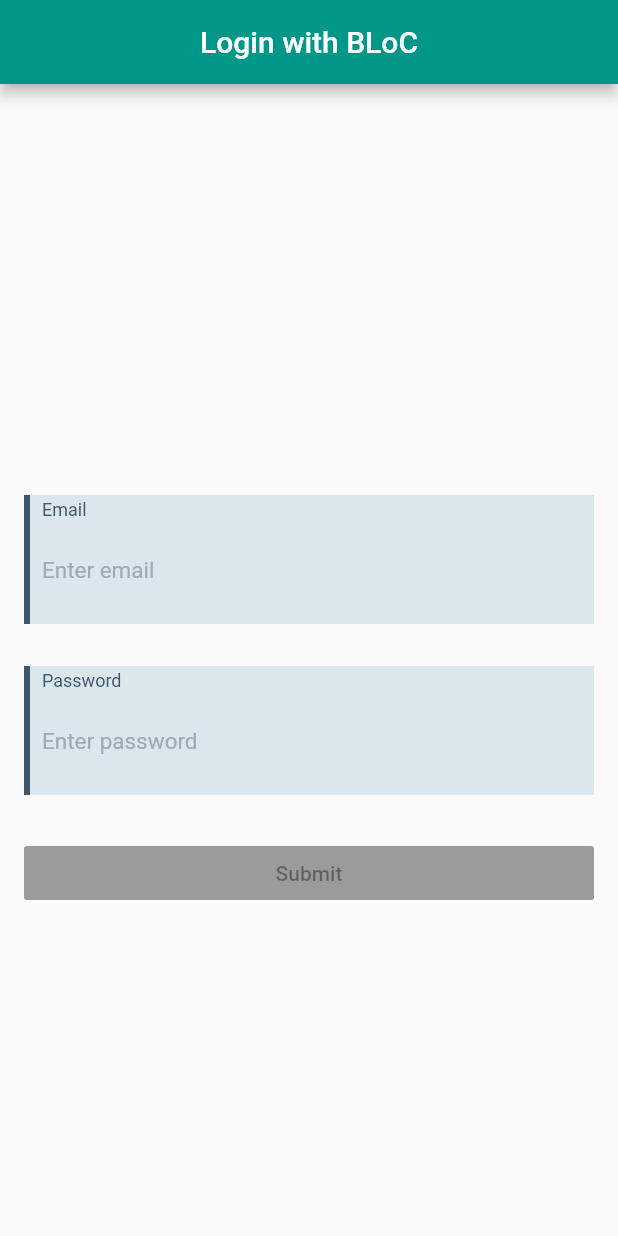
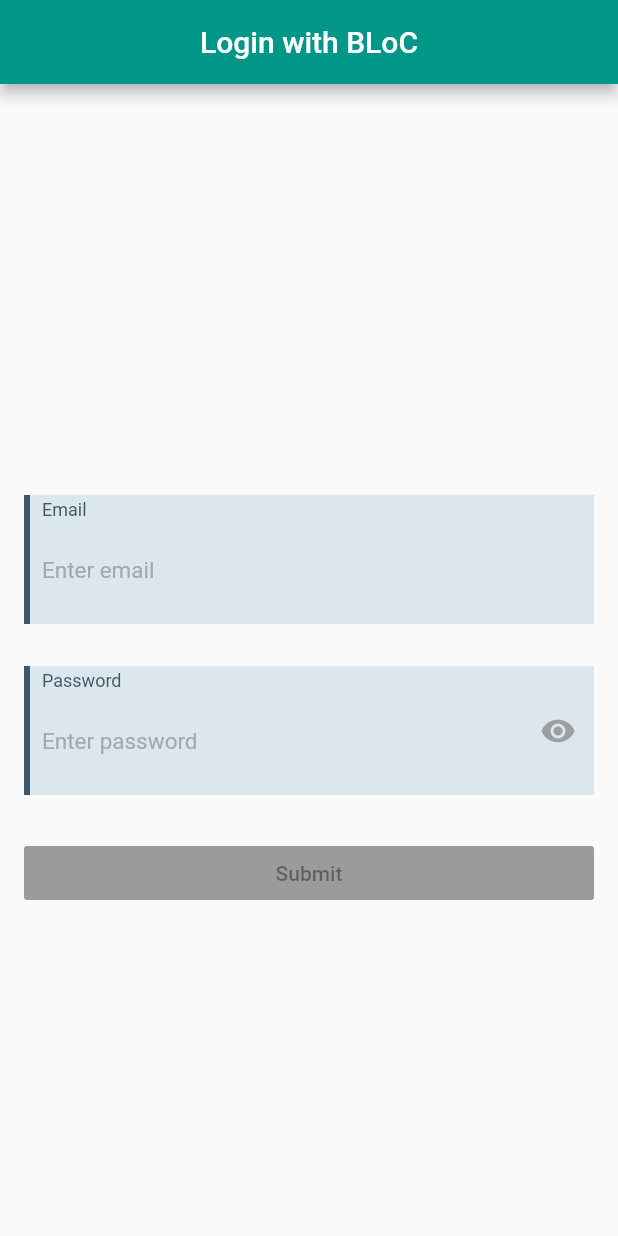
Before and after one commit to FabianVarela/flutter_login_types, a Flutter app: the screen it shows after launch, on a phone screen of 412 x 824 dp. Run offline on Flutter 3.47's test engine with Material 2 defaults, Android fonts, the light colour scheme and no system bars; our stand-ins replace rxdart.

Commit message:
Create button to show the password

```diff
--- a/lib/ui/custom_textfield.dart
+++ b/lib/ui/custom_textfield.dart
@@ -39,14 +39,23 @@ class _CustomTextFieldState extends State<CustomTextField> {
 
   final _requiredColor = Color(0xFFFF7171);
 
+  final _activePasswordColor = Color(0xFF5AC7D8);
+  final _inActivePasswordColor = Colors.grey;
+
   bool _hasFocus = false;
   bool _hasRequired = false;
+
+  bool _isVisiblePassword = false;
+  bool _isPasswordActive = false;
+
   FocusNode _customFocusNode = FocusNode();
   TextEditingController _customTextController = TextEditingController();
 
   @override
   void initState() {
     super.initState();
+
+    _isVisiblePassword = widget.hasPassword;
 
     _customFocusNode.addListener(() {
       if (_customFocusNode.hasFocus) {
@@ -82,20 +91,26 @@ class _CustomTextFieldState extends State<CustomTextField> {
             ),
             color: _getBackgroundColor(),
           ),
+          child: Row(
+            children: <Widget>[
+              Expanded(
                 child: Column(
                   children: <Widget>[
                     Padding(
-                padding: EdgeInsets.only(top: 3, left: 8, right: 8, bottom: 6),
+                      padding:
+                          EdgeInsets.only(top: 3, left: 8, right: 8, bottom: 6),
                       child: Align(
                         alignment: Alignment.topLeft,
                         child: Text(
                           widget.label,
-                    style: TextStyle(color: _foregroundText, fontSize: 12),
+                          style:
+                              TextStyle(color: _foregroundText, fontSize: 12),
                         ),
                       ),
                     ),
                     Padding(
-                padding: EdgeInsets.only(top: 3, left: 8, right: 8, bottom: 12),
+                      padding: EdgeInsets.only(
+                          top: 3, left: 8, right: 8, bottom: 12),
                       child: TextField(
                         controller: _customTextController,
                         cursorColor: _borderTextFieldFocus,
@@ -103,19 +118,33 @@ class _CustomTextFieldState extends State<CustomTextField> {
                             ? widget.inputType
                             : TextInputType.text,
                         onChanged: widget.onChange,
-                  obscureText: widget.hasPassword != null && widget.hasPassword,
+                        obscureText: _isVisiblePassword,
                         style: TextStyle(color: _foregroundText, fontSize: 15),
                         focusNode: _customFocusNode,
                         decoration: InputDecoration(
                           contentPadding: EdgeInsets.all(0),
                           border: InputBorder.none,
                           hintStyle: TextStyle(color: _hintTextField),
-                    hintText: (widget.hint != null && widget.hint.length > 0)
+                          hintText:
+                              (widget.hint != null && widget.hint.length > 0)
                                   ? widget.hint
                                   : "",
                         ),
                       ),
                     ),
+                  ],
+                ),
+              ),
+              (widget.hasPassword)
+                  ? IconButton(
+                      icon: Icon(
+                        Icons.remove_red_eye,
+                        color: _isPasswordActive
+                            ? _activePasswordColor
+                            : _inActivePasswordColor,
+                      ),
+                      onPressed: _visiblePassword)
+                  : Container(),
             ],
           ),
         ),
@@ -129,9 +158,7 @@ class _CustomTextFieldState extends State<CustomTextField> {
 
   Color _getBorderColor() {
     if (_hasFocus) return _borderTextFieldFocus;
-
     if (_hasRequired) return _borderTextFieldRequired;
-
     if (widget.errorText != null) return _borderTextFieldRequired;
 
     return _borderTextFieldNormal;
@@ -139,7 +166,6 @@ class _CustomTextFieldState extends State<CustomTextField> {
 
   Color _getBackgroundColor() {
     if (_hasRequired) return _backgroundTextFieldRequired;
-
     if (widget.errorText != null) return _backgroundTextFieldRequired;
 
     return _backgroundTextFieldNormal;
@@ -150,6 +176,13 @@ class _CustomTextFieldState extends State<CustomTextField> {
     if (widget.errorText != null) return _getErrorMessage();
 
     return Container();
+  }
+
+  void _visiblePassword() {
+    setState(() {
+      _isVisiblePassword = !_isVisiblePassword;
+      _isPasswordActive = !_isPasswordActive;
+    });
   }
 
   Widget _getRequiredMessage() {
```
Lines whose indentation alone changed are shown as unchanged.
